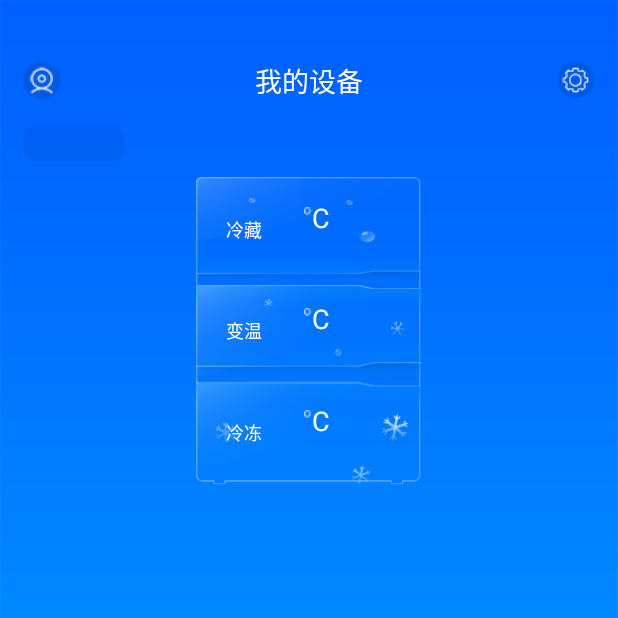
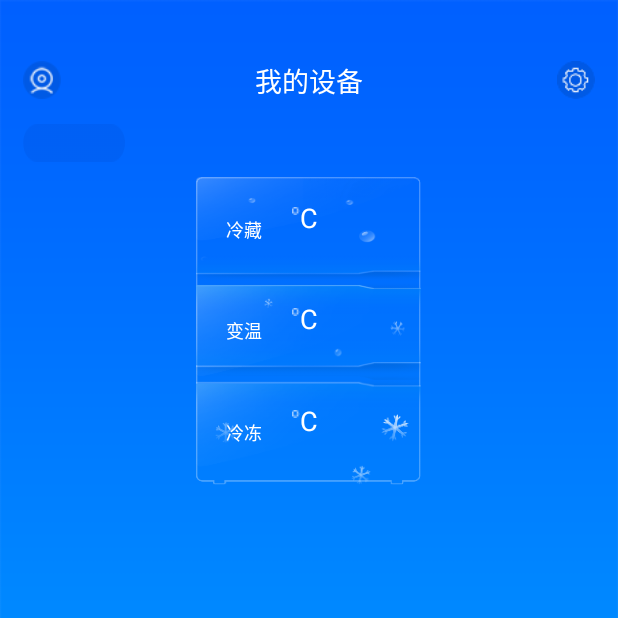
Before and after one commit to JerryLai8080/JYBX, an Android app: the FragmentOne screen opened directly, with no data from a screen before it, on a phone screen of 412 x 824 dp, the top half of it. Run offline under Robolectric (Android 15) with nearby library versions, the phone set to English and light mode, and no system bars; our stand-ins replace ButterKnife; libraries missing offline, so code that uses them is left out: com.ashokvarma.bottomnavigation, com.chad.library, com.jaeger.library, com.suke.widget, com.yanzhenjie.recyclerview and 6 more; plain views replace BottomNavigationBar; pictures from the network do not load; 13 statements that could not run were skipped.

Commit message:
优化首页

```diff
--- a/app/src/main/java/com/bx/jz/jy/jybx/bean/FridgeInfoBean.java
+++ b/app/src/main/java/com/bx/jz/jy/jybx/bean/FridgeInfoBean.java
@@ -79,7 +79,7 @@ public class FridgeInfoBean {
 
         private int abnormity;
         private String addTime;
-        private byte[] data;
+        private String data;
         private int freeze;
         private int heterotherm;
         private int id;
@@ -105,11 +105,11 @@ public class FridgeInfoBean {
             this.addTime = addTime;
         }
 
-        public byte[] getData() {
+        public String getData() {
             return data;
         }
 
-        public void setData(byte[] data) {
+        public void setData(String data) {
             this.data = data;
         }
 
--- a/app/src/main/res/layout/tab_one_fragment.xml
+++ b/app/src/main/res/layout/tab_one_fragment.xml
@@ -280,7 +280,7 @@
                             android:text="-"
                             android:textColor="@color/white"
                             android:textSize="30sp"
-                            android:visibility="invisible" />
+                            android:visibility="gone" />
 
                         <TextView
                             android:id="@+id/leng_cang_degree"
@@ -346,7 +346,7 @@
                             android:text="-"
                             android:textColor="@color/white"
                             android:textSize="30sp"
-                            android:visibility="invisible" />
+                            android:visibility="gone" />
 
                         <TextView
                             android:id="@+id/bian_wen_degree"
@@ -410,7 +410,7 @@
                             android:text="-"
                             android:textColor="@color/white"
                             android:textSize="30sp"
-                            android:visibility="invisible" />
+                            android:visibility="gone" />
 
                         <TextView
                             android:id="@+id/leng_dong_degree"
```
Also changed, not shown: app/src/main/java/com/bx/jz/jy/jybx/fragment/FragmentOne.java (+16 -16 lines).
